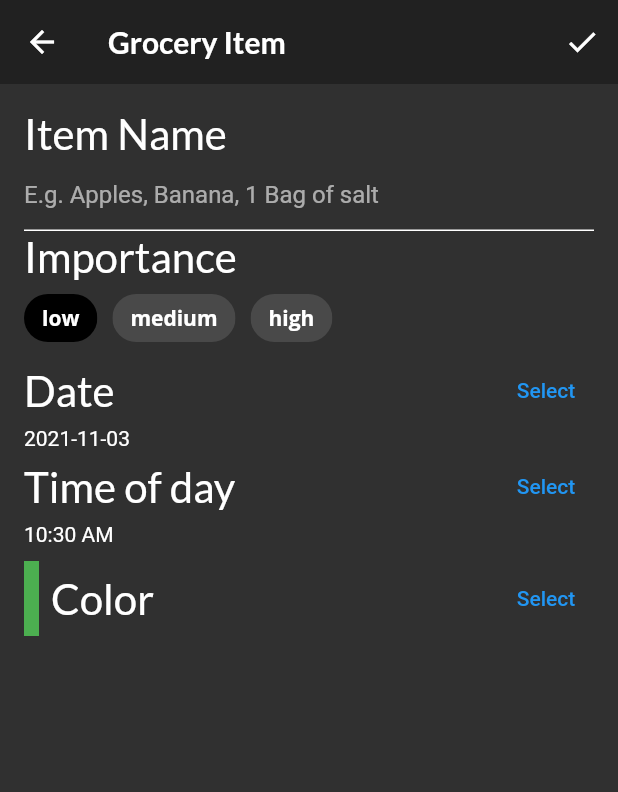
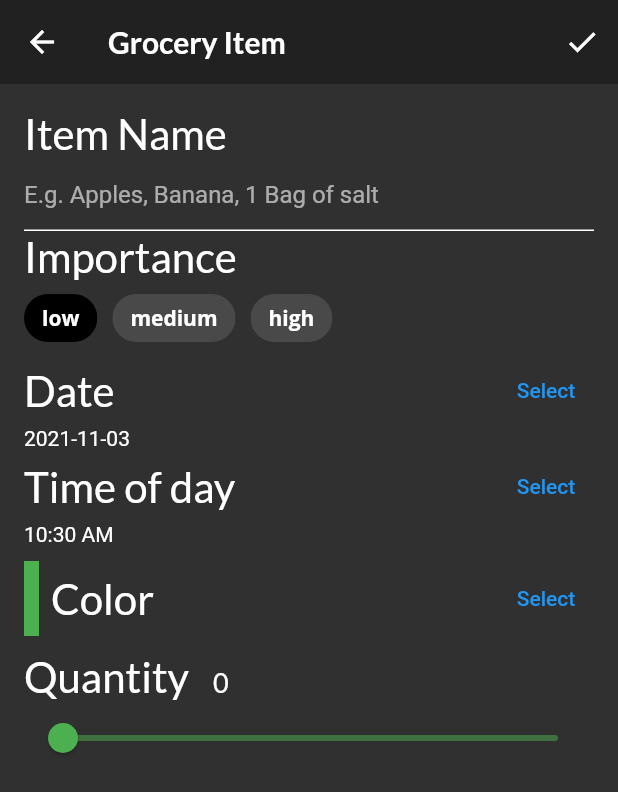
Before and after one commit to efesappsfactory/fooderlich, a Flutter app: the screen it shows after launch, item 3 of the bottom bar chosen, after a tap on the "add" icon, on a phone screen of 412 x 824 dp. Shown: the top 792 px of the screen. Run offline on Flutter 3.47's test engine with Material 2 defaults, Android fonts, the phone set to English and light mode, and no system bars; our stand-ins replace flutter_colorpicker, google_fonts.

Commit message:
building a quantity widget

```diff
--- a/lib/screens/grocery_item_screen.dart
+++ b/lib/screens/grocery_item_screen.dart
@@ -82,6 +82,10 @@ class _GroceryItemScreenState extends State<GroceryItemScreen> {
               height: 10.0,
             ),
             buildColorPicker(context),
+            const SizedBox(
+              height: 10.0,
+            ),
+            buildQuantityFiled(),
           ],
         ),
       ),
@@ -284,4 +288,40 @@ class _GroceryItemScreenState extends State<GroceryItemScreen> {
       ],
     );
   }
+
+  Widget buildQuantityFiled() {
+    return Column(
+      crossAxisAlignment: CrossAxisAlignment.start,
+      children: [
+        Row(
+          crossAxisAlignment: CrossAxisAlignment.baseline,
+          textBaseline: TextBaseline.alphabetic,
+          children: [
+            Text(
+              "Quantity",
+              style: GoogleFonts.lato(fontSize: 28.0),
+            ),
+            const SizedBox(
+              width: 16.0,
+            ),
+            Text(
+              _currentSliderValue.toInt().toString(),
+              style: GoogleFonts.lato(fontSize: 18.0),
+            ),
+          ],
+        ),
+        Slider(
+          inactiveColor: _currentColor.withOpacity(0.5),
+          activeColor: _currentColor,
+          value: _currentSliderValue.toDouble(),
+          min: 0.0,
+          max: 100.0,
+          divisions: 100,
+          label: _currentSliderValue.toInt().toString(),
+          onChanged: (double value) =>
+              setState(() => _currentSliderValue = value.toInt()),
+        ),
+      ],
+    );
+  }
 }
```
